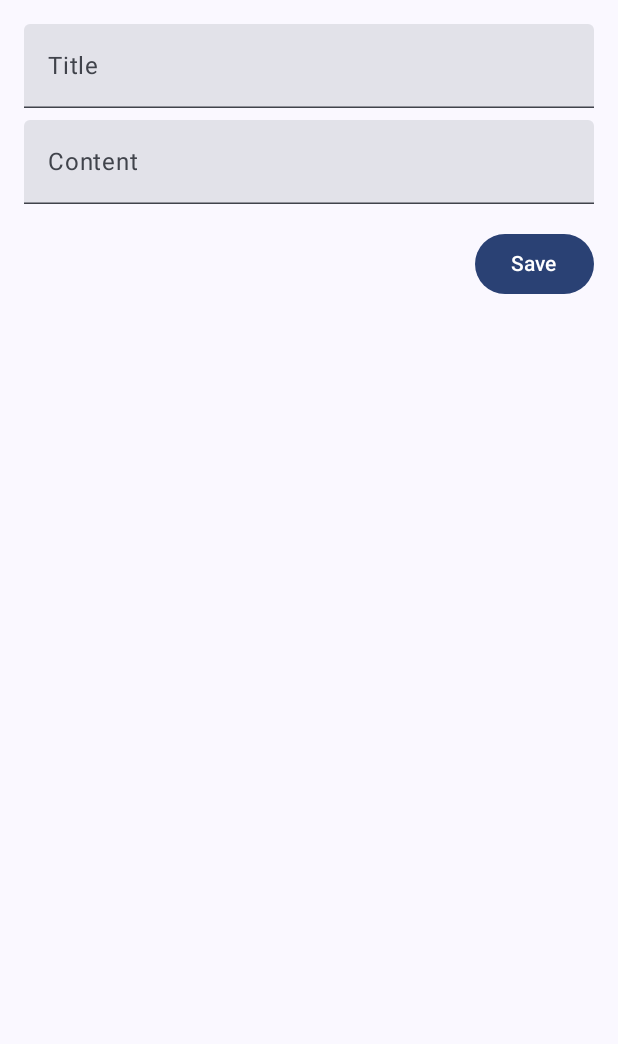
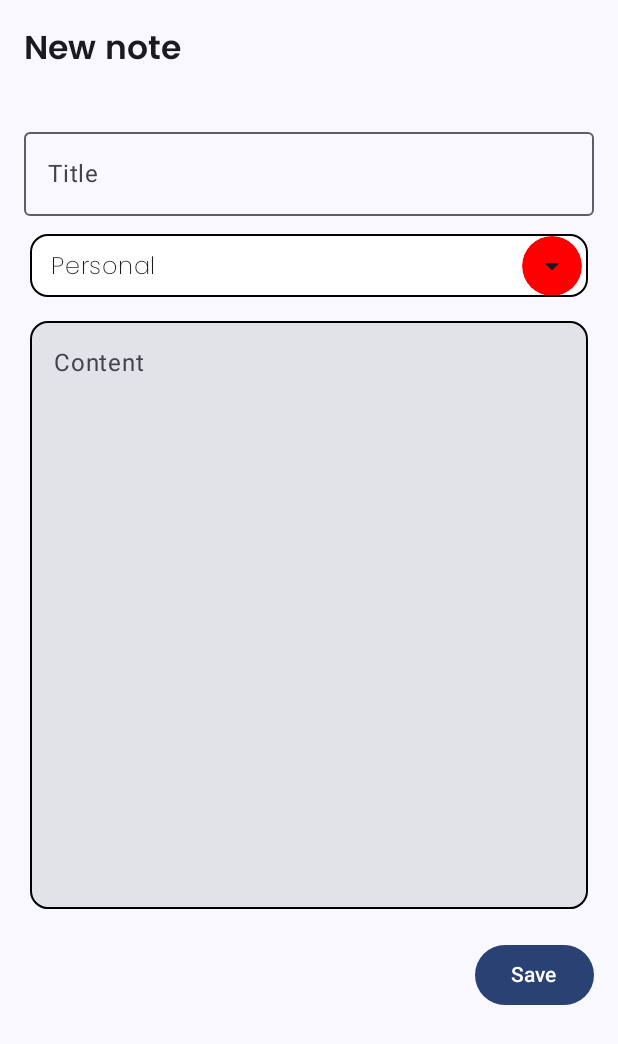
Before and after one commit to tito06/NotesApp, an Android app built with Jetpack Compose: the AddNoteScreen screen opened through its navigation route, on a phone screen of 412 x 824 dp. Shown: the top 1044 px of the screen. Run offline under Robolectric (Android 15) with nearby library versions, the phone set to English and light mode, and no system bars; our stand-ins replace Dagger/Hilt's generated code; libraries missing offline, so code that uses them is left out: com.itextpdf.text.

Commit message:
add note page ui update category added

```diff
--- a/app/src/main/java/com/example/mynotes/screens/AddNoteScreen.kt
+++ b/app/src/main/java/com/example/mynotes/screens/AddNoteScreen.kt
@@ -1,16 +1,38 @@
 package com.example.mynotes.screens
 
+import android.annotation.SuppressLint
 import android.os.Build
+import android.widget.Toast
 import androidx.annotation.RequiresApi
+import androidx.compose.foundation.BorderStroke
+import androidx.compose.foundation.layout.Arrangement
+import androidx.compose.foundation.layout.Box
 import androidx.compose.foundation.layout.Column
+import androidx.compose.foundation.layout.Row
 import androidx.compose.foundation.layout.Spacer
+import androidx.compose.foundation.layout.fillMaxHeight
 import androidx.compose.foundation.layout.fillMaxSize
 import androidx.compose.foundation.layout.fillMaxWidth
 import androidx.compose.foundation.layout.height
 import androidx.compose.foundation.layout.padding
+import androidx.compose.foundation.layout.width
+import androidx.compose.foundation.layout.wrapContentSize
+import androidx.compose.material.icons.Icons
+import androidx.compose.material.icons.filled.ArrowDropDown
 import androidx.compose.material3.Button
+import androidx.compose.material3.Card
+import androidx.compose.material3.CardDefaults
+import androidx.compose.material3.DropdownMenu
+import androidx.compose.material3.DropdownMenuItem
+import androidx.compose.material3.ExperimentalMaterial3Api
+import androidx.compose.material3.Icon
+import androidx.compose.material3.IconButton
+import androidx.compose.material3.IconButtonDefaults
+import androidx.compose.material3.OutlinedTextField
+import androidx.compose.material3.Scaffold
 import androidx.compose.material3.Text
 import androidx.compose.material3.TextField
+import androidx.compose.material3.TopAppBar
 import androidx.compose.runtime.Composable
 import androidx.compose.runtime.getValue
 import androidx.compose.runtime.mutableStateOf
@@ -18,16 +40,30 @@ import androidx.compose.runtime.remember
 import androidx.compose.runtime.setValue
 import androidx.compose.ui.Alignment
 import androidx.compose.ui.Modifier
+import androidx.compose.ui.geometry.Offset
+import androidx.compose.ui.geometry.Size
+import androidx.compose.ui.graphics.Color
+import androidx.compose.ui.layout.onGloballyPositioned
+import androidx.compose.ui.layout.positionInRoot
+import androidx.compose.ui.platform.LocalContext
+import androidx.compose.ui.platform.LocalDensity
 import androidx.compose.ui.text.input.KeyboardType.Companion.Text
+import androidx.compose.ui.unit.DpOffset
 import androidx.compose.ui.unit.dp
+import androidx.compose.ui.unit.toSize
 import androidx.lifecycle.viewmodel.compose.viewModel
 import androidx.navigation.NavController
 import com.example.mynotes.NavScreen
 import com.example.mynotes.NoteViewModel
 import com.example.mynotes.db.NotesEntity
+import com.example.mynotes.popinFamily
+import com.example.mynotes.popinFamilyNormal
+import com.example.mynotes.popinFamilyTitle
 import dagger.hilt.android.lifecycle.HiltViewModel
 import java.time.LocalDate
 
+@SuppressLint("UnusedMaterial3ScaffoldPaddingParameter")
+@OptIn(ExperimentalMaterial3Api::class)
 @RequiresApi(Build.VERSION_CODES.O)
 @Composable
 fun AddNoteScreen(
@@ -39,13 +75,27 @@ fun AddNoteScreen(
     var noteTitle by remember { mutableStateOf("") }
     var noteContent by remember { mutableStateOf("") }
     var date = LocalDate.now()
+    var showAllMenu by remember { mutableStateOf(false) }
+    var buttonPosition by remember { mutableStateOf(Offset.Zero) }
+    var buttonSize by remember { mutableStateOf(Size.Zero) }
+    val context = LocalContext.current
+    val items  = listOf("Personal", "Work", "Grocery", "Shopping")
+    var selectedItem by remember {
+        mutableStateOf(items[0])
+    }
 
+    Scaffold(
+        topBar = {
+            TopAppBar(title = { androidx.compose.material3.Text(text = "New note",
+                fontFamily = popinFamilyTitle)})
+        }
+    ) {
         Column(
             modifier = Modifier
                 .fillMaxSize()
-            .padding(16.dp)
+                .padding(16.dp, 80.dp, 16.dp, 0.dp)
         ) {
-        TextField(
+            OutlinedTextField(
                 value = noteTitle,
                 onValueChange = { noteTitle = it },
                 label = { Text(text = "Title") },
@@ -54,20 +104,122 @@ fun AddNoteScreen(
 
             Spacer(modifier = Modifier.height(8.dp))
 
+
+            Card(modifier = Modifier
+                .fillMaxWidth()
+                .height(50.dp)
+                .padding(4.dp),
+                colors = CardDefaults.cardColors(
+                    containerColor = Color.White
+                ),
+                border = BorderStroke(width = 1.dp, Color.Black)
+            ) {
+
+            Row(
+                modifier = Modifier
+                    .fillMaxWidth()
+                    .fillMaxHeight(),
+                horizontalArrangement = Arrangement.SpaceBetween,
+                verticalAlignment = Alignment.CenterVertically
+            ) {
+
+                Text(
+                    selectedItem,
+                    fontFamily = popinFamily,
+                    modifier = Modifier.padding(14.dp, 0.dp)
+                )
+
+                IconButton(
+                    onClick = {
+                        showAllMenu = !showAllMenu
+                    }, modifier = Modifier.onGloballyPositioned {
+                        buttonSize = it.size.toSize()
+                        buttonPosition = it.positionInRoot()
+                    },
+                    colors = IconButtonDefaults.iconButtonColors(Color.Red)
+                ) {
+                    Icon(
+                        imageVector = Icons.Default.ArrowDropDown,
+                        contentDescription = "Down arrow"
+                    )
+                }
+            }
+                    // Show the DropdownMenu
+                    if (showAllMenu) {
+
+                        Box(
+                            modifier = Modifier
+                                .fillMaxWidth()
+                                .wrapContentSize(Alignment.TopEnd)
+                        ) {
+                            DropdownMenu(
+                                expanded = showAllMenu,
+                                onDismissRequest = { showAllMenu = false },
+                                /*  offset = DpOffset(
+                                x = with(LocalDensity.current) { buttonPosition.x.toDp() },
+                                y = with(LocalDensity.current) { (buttonPosition.y).toDp() }
+                            )*/
+
+
+                            ) {
+                                items.forEach {
+                                    DropdownMenuItem(
+                                        text = { androidx.compose.material3.Text(text = it) },
+                                        onClick = {
+                                            selectedItem = it
+                                            showAllMenu = false
+                                        }
+                                    )
+                                }
+                            }
+                        }
+                    }
+                }
+
+
+            Spacer(modifier = Modifier.height(8.dp))
+
+
+            Card(modifier = Modifier
+                .fillMaxWidth()
+                .height(400.dp)
+                .padding(4.dp),
+                colors = CardDefaults.cardColors(
+                    containerColor = Color.White
+                ),
+                border = BorderStroke(width = 1.dp, Color.Black)
+            ) {
+
                 TextField(
                     value = noteContent,
                     onValueChange = { noteContent = it },
                     label = { Text(text = "Content") },
-            modifier = Modifier.fillMaxWidth()
+                    modifier = Modifier
+                        .fillMaxWidth()
+                        .fillMaxHeight()
                 )
+
+            }
+
+
+
+
 
             Spacer(modifier = Modifier.height(16.dp))
 
+
+
             Button(
                 onClick = {
-                val newNote = NotesEntity(title = noteTitle, content = noteContent, date = date)
+                    if (noteTitle.isNotEmpty() && noteContent.isNotEmpty()) {
+                        val newNote =
+                            NotesEntity(title = noteTitle, content = noteContent, date = date)
                         noteViewModel.insert(newNote)
                         navController.navigate(NavScreen.NoteListScreen.route)
+                    }else{
+                        Toast.makeText(context , "Can not save a blank file.", Toast.LENGTH_SHORT).show()
+                    }
+
                     // navController.popBackStack()
                 },
                 modifier = Modifier.align(Alignment.End)
@@ -76,3 +228,6 @@ fun AddNoteScreen(
             }
         }
     }
+
+
+}
```
Lines whose indentation alone changed are shown as unchanged.
